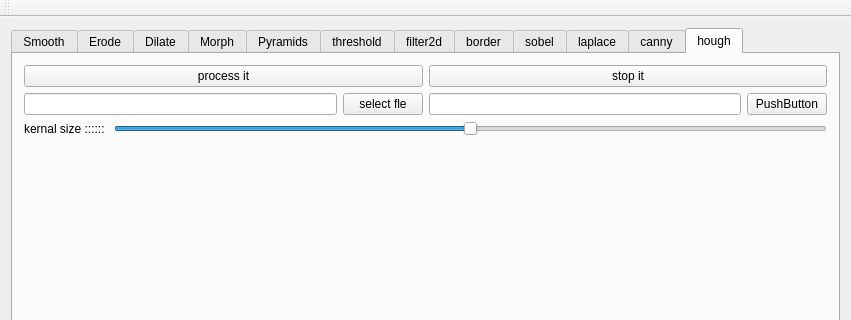
Old version of the form uis/mainwindow.ui in the repository kitech/nullimp; both pictures show x 0 to 851 and y 0 to 320 of the 851 by 579 pixel window.
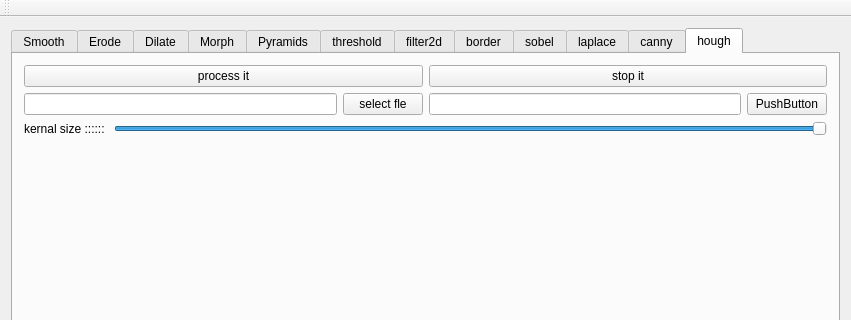
New version of the form.

The edit to the form file:
```diff
--- a/uis/mainwindow.ui
+++ b/uis/mainwindow.ui
@@ -1996,16 +1996,16 @@
           <item>
            <widget class="QSlider" name="horizontalSlider_22">
             <property name="maximum">
-             <number>100</number>
+             <number>1</number>
             </property>
             <property name="singleStep">
              <number>1</number>
             </property>
             <property name="pageStep">
-             <number>10</number>
+             <number>1</number>
             </property>
             <property name="value">
-             <number>50</number>
+             <number>1</number>
             </property>
             <property name="orientation">
              <enum>Qt::Horizontal</enum>
```
